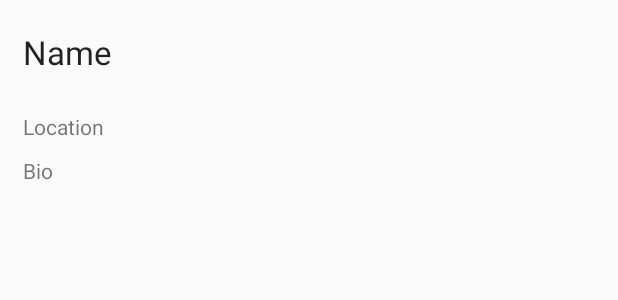
After one commit to pinch-codepath/pinch, an Android app: the layout fragment_profile.xml on its own in the app's theme, with its tools: preview values and no code run, on a phone screen of 412 x 824 dp. The commit adds this screen. Shown: the top 300 px of the screen. Run offline under Robolectric (Android 15) with nearby library versions, the phone set to English and light mode, and no system bars.

Commit message:
User profile: Adding userid, name, location and bio to shared preferences and showing that information in the profile page

```diff
--- a/app/build.gradle
+++ b/app/build.gradle
@@ -35,4 +35,6 @@ dependencies {
     compile 'com.wdullaer:materialdatetimepicker:1.5.4'
     //Facebook SDK
     compile 'com.facebook.android:facebook-android-sdk:4.6.0'
+    //Material Design
+    compile 'com.android.support:design:23.1.0'
 }
--- a/app/src/main/java/com/pinch/android/adapters/EventsFragmentPagerAdapter.java
+++ b/app/src/main/java/com/pinch/android/adapters/EventsFragmentPagerAdapter.java
@@ -9,6 +9,7 @@ import com.astuetz.PagerSlidingTabStrip;
 import com.pinch.android.R;
 import com.pinch.android.fragments.EventsFragment;
 import com.pinch.android.fragments.SearchFragment;
+import com.pinch.android.fragments.UserProfileFragment;
 
 public class EventsFragmentPagerAdapter extends FragmentPagerAdapter implements PagerSlidingTabStrip.IconTabProvider{
 
@@ -41,6 +42,9 @@ public class EventsFragmentPagerAdapter extends FragmentPagerAdapter implements
         else if(position == 1) {
             return new SearchFragment();
         }
+        else if(position == 4) {
+            return new UserProfileFragment();
+        }
         else {
             return new SearchFragment();
         }
--- /dev/null
+++ b/app/src/main/res/layout/fragment_profile.xml
@@ -0,0 +1,49 @@
+<?xml version="1.0" encoding="utf-8"?>
+<RelativeLayout
+    xmlns:android="http://schemas.android.com/apk/res/android"
+    android:layout_width="match_parent"
+    android:layout_height="match_parent" >
+
+    <ImageView
+        android:layout_width="match_parent"
+        android:layout_height="wrap_content"
+        android:id="@+id/ivProfilePic"
+        android:layout_alignParentTop="true"
+        android:layout_alignParentLeft="true"
+        android:layout_alignParentStart="true"
+        android:scaleType="centerCrop"
+        android:adjustViewBounds="true"
+        android:layout_marginBottom="20dp"/>
+
+    <TextView
+        android:layout_width="wrap_content"
+        android:layout_height="wrap_content"
+        android:textAppearance="?android:attr/textAppearanceLarge"
+        android:text="Name"
+        android:id="@+id/tvProfileName"
+        android:layout_below="@+id/ivProfilePic"
+        android:layout_marginBottom="15dp"
+        android:layout_marginLeft="15dp"/>
+
+    <TextView
+        android:layout_width="wrap_content"
+        android:layout_height="wrap_content"
+        android:text="Location"
+        android:id="@+id/tvProfileLocation"
+        android:layout_below="@+id/tvProfileName"
+        android:layout_alignLeft="@+id/tvProfileName"
+        android:layout_alignStart="@+id/tvProfileName"
+        android:paddingTop="10dp"/>
+
+    <TextView
+        android:layout_width="wrap_content"
+        android:layout_height="wrap_content"
+        android:text="Bio"
+        android:id="@+id/tvProfileBio"
+        android:layout_below="@+id/tvProfileLocation"
+        android:layout_alignLeft="@+id/tvProfileLocation"
+        android:layout_alignStart="@+id/tvProfileLocation"
+        android:paddingTop="10dp"/>
+
+
+</RelativeLayout>
--- a/app/src/main/res/values/strings.xml
+++ b/app/src/main/res/values/strings.xml
@@ -31,6 +31,12 @@
     <string name="title_activity_search_filters">SearchFiltersActivity</string>
     <string name="title_activity_login">LoginActivity</string>
     <string name="facebook_app_id">446541765541034</string>
+    <string name="shared_preference_file_key">com.pinch.android.PREFERENCE_FILE_KEY</string>
+    <string name="user_id">id</string>
+    <string name="user_name">name</string>
+    <string name="user_pic_url">pic</string>
+    <string name="user_bio">bio</string>
+    <string name="user_location">location</string>
 
 
 </resources>
```
Also changed, not shown: app/src/main/java/com/pinch/android/activities/LoginActivity.java (+24 -1 lines), app/src/main/java/com/pinch/android/fragments/UserProfileFragment.java (added, +57 -0 lines), app/src/main/res/drawable-hdpi/ic_action_edit.png (added), app/src/main/res/drawable-mdpi/ic_action_edit.png (added), app/src/main/res/drawable-xhdpi/ic_action_edit.png (added), app/src/main/res/drawable-xxhdpi/ic_action_edit.png (added).
